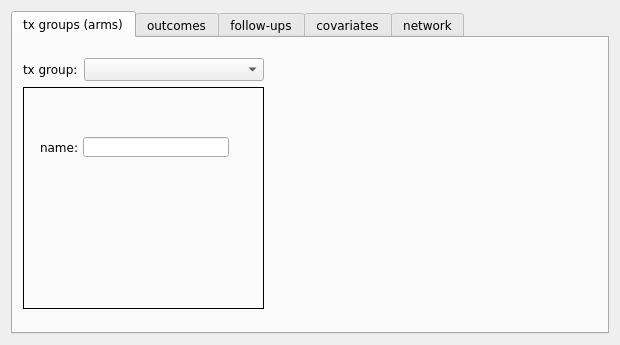
Old version of the form edit_dialog.ui in the repository bwallace/OpenMeta-analyst-.
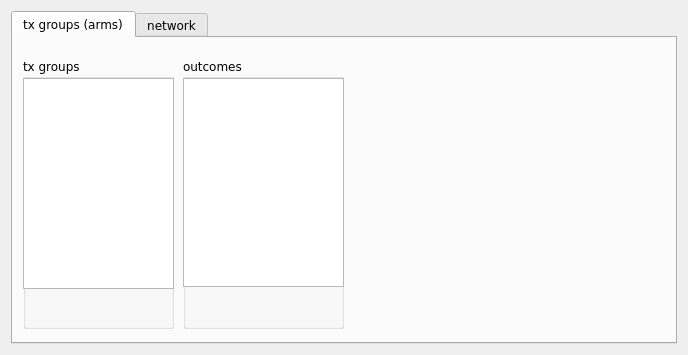
New version of the form. Icons and pictures are not drawn.

Patch:
```diff
--- a/edit_dialog.ui
+++ b/edit_dialog.ui
@@ -5,8 +5,8 @@
    <rect>
     <x>0</x>
     <y>0</y>
-    <width>620</width>
-    <height>345</height>
+    <width>688</width>
+    <height>355</height>
    </rect>
   </property>
   <property name="font" >
@@ -32,101 +32,110 @@
       <attribute name="title" >
        <string>tx groups (arms)</string>
       </attribute>
-      <widget class="QWidget" name="" >
+      <widget class="QGroupBox" name="groupBox" >
        <property name="geometry" >
         <rect>
          <x>10</x>
          <y>20</y>
-         <width>241</width>
-         <height>251</height>
+         <width>151</width>
+         <height>271</height>
         </rect>
        </property>
-       <layout class="QGridLayout" name="gridLayout" >
-        <item row="0" column="0" >
-         <widget class="QLabel" name="label" >
-          <property name="maximumSize" >
-           <size>
-            <width>70</width>
-            <height>16777215</height>
-           </size>
-          </property>
-          <property name="text" >
-           <string>tx group:</string>
-          </property>
-         </widget>
-        </item>
-        <item row="0" column="1" >
-         <widget class="QComboBox" name="tx_group_cbox" >
-          <property name="sizePolicy" >
-           <sizepolicy vsizetype="Fixed" hsizetype="Expanding" >
-            <horstretch>0</horstretch>
-            <verstretch>0</verstretch>
-           </sizepolicy>
-          </property>
-          <property name="minimumSize" >
-           <size>
-            <width>100</width>
-            <height>0</height>
-           </size>
-          </property>
-         </widget>
-        </item>
-        <item row="1" column="0" colspan="2" >
-         <widget class="QFrame" name="frame" >
-          <property name="minimumSize" >
-           <size>
-            <width>100</width>
-            <height>0</height>
-           </size>
-          </property>
-          <property name="frameShape" >
-           <enum>QFrame::Box</enum>
-          </property>
-          <property name="frameShadow" >
-           <enum>QFrame::Plain</enum>
-          </property>
-          <widget class="QLineEdit" name="arm_name_le" >
-           <property name="geometry" >
-            <rect>
-             <x>60</x>
-             <y>50</y>
-             <width>146</width>
-             <height>20</height>
-            </rect>
-           </property>
-          </widget>
-          <widget class="QLabel" name="label_2" >
-           <property name="geometry" >
-            <rect>
-             <x>17</x>
-             <y>50</y>
-             <width>37</width>
-             <height>20</height>
-            </rect>
-           </property>
-           <property name="text" >
-            <string>name:</string>
-           </property>
-          </widget>
-         </widget>
-        </item>
-       </layout>
+       <property name="title" >
+        <string>tx groups</string>
+       </property>
+       <widget class="QListView" name="group_list" >
+        <property name="geometry" >
+         <rect>
+          <x>0</x>
+          <y>20</y>
+          <width>151</width>
+          <height>211</height>
+         </rect>
+        </property>
+        <property name="alternatingRowColors" >
+         <bool>true</bool>
+        </property>
+       </widget>
+       <widget class="QToolButton" name="nav_add_btn" >
+        <property name="geometry" >
+         <rect>
+          <x>50</x>
+          <y>230</y>
+          <width>51</width>
+          <height>41</height>
+         </rect>
+        </property>
+        <property name="text" >
+         <string/>
+        </property>
+        <property name="icon" >
+         <iconset resource="images/icons.qrc" >
+          <normaloff>:/images/function_icon_set/add_48.png</normaloff>:/images/function_icon_set/add_48.png</iconset>
+        </property>
+        <property name="iconSize" >
+         <size>
+          <width>64</width>
+          <height>64</height>
+         </size>
+        </property>
+        <property name="autoRaise" >
+         <bool>true</bool>
+        </property>
+       </widget>
       </widget>
-     </widget>
-     <widget class="QWidget" name="outcomes_tab" >
-      <attribute name="title" >
-       <string>outcomes</string>
-      </attribute>
-     </widget>
-     <widget class="QWidget" name="follow_up_tab" >
-      <attribute name="title" >
-       <string>follow-ups</string>
-      </attribute>
-     </widget>
-     <widget class="QWidget" name="cov_tab" >
-      <attribute name="title" >
-       <string>covariates</string>
-      </attribute>
+      <widget class="QGroupBox" name="groupBox_2" >
+       <property name="geometry" >
+        <rect>
+         <x>170</x>
+         <y>20</y>
+         <width>161</width>
+         <height>271</height>
+        </rect>
+       </property>
+       <property name="title" >
+        <string>outcomes</string>
+       </property>
+       <widget class="QToolButton" name="nav_add_btn_2" >
+        <property name="geometry" >
+         <rect>
+          <x>50</x>
+          <y>230</y>
+          <width>51</width>
+          <height>41</height>
+         </rect>
+        </property>
+        <property name="text" >
+         <string/>
+        </property>
+        <property name="icon" >
+         <iconset resource="images/icons.qrc" >
+          <normaloff>:/images/function_icon_set/add_48.png</normaloff>:/images/function_icon_set/add_48.png</iconset>
+        </property>
+        <property name="iconSize" >
+         <size>
+          <width>64</width>
+          <height>64</height>
+         </size>
+        </property>
+        <property name="autoRaise" >
+         <bool>true</bool>
+        </property>
+       </widget>
+       <widget class="QListView" name="outcome_list" >
+        <property name="geometry" >
+         <rect>
+          <x>0</x>
+          <y>20</y>
+          <width>161</width>
+          <height>209</height>
+         </rect>
+        </property>
+        <property name="alternatingRowColors" >
+         <bool>true</bool>
+        </property>
+       </widget>
+      </widget>
      </widget>
      <widget class="QWidget" name="network_tab" >
       <attribute name="title" >
```
Left out of the diff: 8 changed lines with no effect on the pictures.
